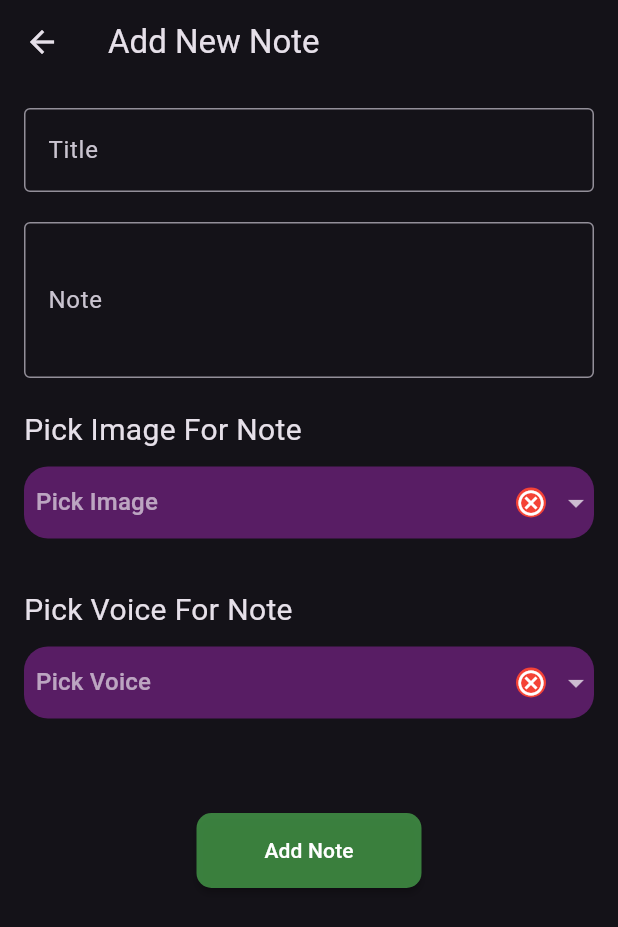
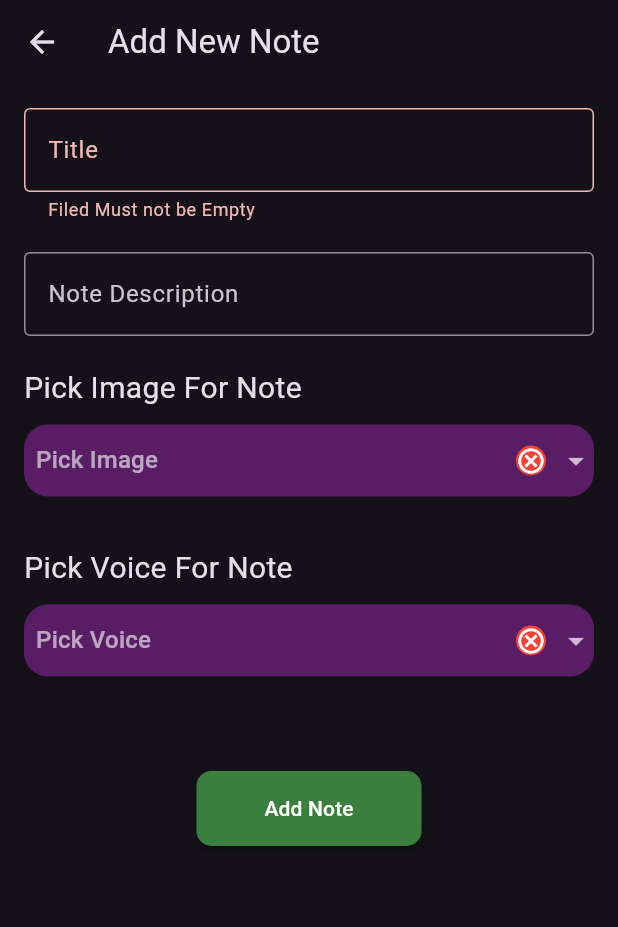
Before and after one commit to MohamedRefaat90/NotesApp, a Flutter app: the AddNote screen opened by its route, after a tap on "Add Note", on a phone screen of 412 x 824 dp. Shown: the top 927 px of the screen. Run offline on Flutter 3.47's test engine with Material 2 defaults, Android fonts, the phone set to English and light mode, and no system bars; our stand-ins replace bloc, file_picker, flutter_bloc, hive, hive_flutter, image_picker; missing offline and left inert: audio_waveforms; accounts and stored records are empty.

Commit message:
Validate NoteField

```diff
--- a/lib/View/AddNote/AddNote.dart
+++ b/lib/View/AddNote/AddNote.dart
@@ -2,17 +2,23 @@ import 'package:flutter/material.dart';
 import 'package:flutter_bloc/flutter_bloc.dart';
 import 'package:notes/View/AddNote/AddNote_cubit/add_note_cubit.dart';
 
-import 'Widgets/NoteDescription.dart';
-import 'Widgets/NoteTitle.dart';
+import 'Widgets/NoteField.dart';
+import 'Widgets/NoteForm.dart';
 import 'Widgets/pickImageFile.dart';
 import 'Widgets/addButton.dart';
 import 'Widgets/pickVoiceFile.dart';
 
-class AddNote extends StatelessWidget {
-  dynamic selected;
+class AddNote extends StatefulWidget {
   static String id = 'AddNote';
 
-  AddNote({super.key});
+  const AddNote({super.key});
+
+  @override
+  State<AddNote> createState() => _AddNoteState();
+}
+
+class _AddNoteState extends State<AddNote> {
+  GlobalKey<FormState> formkey = GlobalKey<FormState>();
   @override
   Widget build(BuildContext context) {
     return Scaffold(
@@ -30,15 +36,25 @@ class AddNote extends StatelessWidget {
               child: Column(
                 crossAxisAlignment: CrossAxisAlignment.start,
                 children: [
-                  const NoteTitle(),
+                  NoteForm(formkey: formkey),
                   const SizedBox(height: 20),
-                  const NoteDescription(),
+                  const pickImageFile(),
                   const SizedBox(height: 20),
-                  pickImageFile(),
-                  const SizedBox(height: 20),
-                  pickVoiceFile(),
+                  const pickVoiceFile(),
                   const SizedBox(height: 50),
-                  const AddButton()
+                  AddButton(
+                    press: () {
+                      if (formkey.currentState!.validate()) {
+                        formkey.currentState!.save();
+
+                      }else{
+                        BlocProvider.of<AddNoteCubit>(context).autovalidateMode = AutovalidateMode.always;
+                        setState(() {
+
+                        });
+                      }
+                    },
+                  )
                 ],
               ),
             ),
--- a/lib/View/AddNote/AddNote_cubit/add_note_cubit.dart
+++ b/lib/View/AddNote/AddNote_cubit/add_note_cubit.dart
@@ -4,7 +4,6 @@ import 'package:audio_waveforms/audio_waveforms.dart';
 import 'package:bloc/bloc.dart';
 import 'package:flutter/material.dart';
 import 'package:image_picker/image_picker.dart';
-import 'package:path/path.dart';
 import 'package:file_picker/file_picker.dart';
 import '../Widgets/bottomSheet.dart';
 
@@ -18,6 +17,7 @@ class AddNoteCubit extends Cubit<AddNoteState> {
   dynamic voiceType;
   bool pickImageSuccess = false;
   bool pickVoiceSuccess = false;
+  AutovalidateMode? autovalidateMode = AutovalidateMode.disabled;
 
   startRecord() async {
     controller
@@ -31,13 +31,13 @@ class AddNoteCubit extends Cubit<AddNoteState> {
       emit(AddNoteVoiceLoading());
       await controller.record();
       emit(AddNoteVoiceSuccess());
-
     }
   }
 
-  stopRecode() async {
+  Future<String?> stopRecode() async {
     final path = await controller.stop();
     emit(AddNoteVoiceSuccess());
+    return path;
   }
 
   void openBottomSheet(BuildContext context) {
@@ -45,20 +45,21 @@ class AddNoteCubit extends Cubit<AddNoteState> {
     bottomSheet(context);
   }
 
-  pickAudioFile() async {
+  Future<String?> pickAudioFile() async {
     FilePickerResult? result = await FilePicker.platform.pickFiles();
 
     if (result != null) {
       File file = File(result.files.single.path!);
       pickVoiceSuccess = true;
       emit(AddNoteVoiceSuccess());
+      return file.path;
     } else {
-
       emit(AddNoteVoiceFailure());
+      return "Pick Failed";
     }
   }
 
-  void pickImage(String type) async {
+  Future<String?> pickImage(String type) async {
     final ImagePicker picker = ImagePicker();
     late File file;
     final XFile? image = await picker.pickImage(
@@ -66,10 +67,11 @@ class AddNoteCubit extends Cubit<AddNoteState> {
 
     if (image != null) {
       file = File(image.path);
-      var imgName = basename(image.path);
-emit(AddNoteImageSuccess());
-    }else{
-emit(AddNoteImageFailure());
+      emit(AddNoteImageSuccess());
+      return file.path;
+    } else {
+      emit(AddNoteImageFailure());
+      return "Picked Failed";
     }
   }
 }
--- a/lib/View/AddNote/Widgets/NoteDescription.dart
+++ /dev/null
@@ -1,16 +0,0 @@
-import 'package:flutter/material.dart';
-
-class NoteDescription extends StatelessWidget {
-  const NoteDescription({
-    super.key,
-  });
-
-  @override
-  Widget build(BuildContext context) {
-    return const TextField(
-      minLines: 3,
-      maxLines: 5,
-      decoration: InputDecoration(
-          label: Text('Note'), border: OutlineInputBorder()));
-  }
-}
--- /dev/null
+++ b/lib/View/AddNote/Widgets/NoteField.dart
@@ -0,0 +1,30 @@
+import 'package:flutter/material.dart';
+import 'package:flutter_bloc/flutter_bloc.dart';
+import 'package:notes/View/AddNote/AddNote_cubit/add_note_cubit.dart';
+
+class NoteFiled extends StatelessWidget {
+  const NoteFiled(
+      {super.key,
+      required this.title,
+      this.maxLine,
+      this.minLine,
+      this.validator,
+      this.onSaved
+      });
+  final String title;
+  final int? maxLine;
+  final int? minLine;
+
+  final String? Function(String?)? validator;
+  final void Function(String?)? onSaved;
+  @override
+  Widget build(BuildContext context) {
+    return TextFormField(
+      autovalidateMode: BlocProvider.of<AddNoteCubit>(context).autovalidateMode,
+      validator: validator,
+      onSaved: onSaved,
+      decoration: InputDecoration(
+          label: Text(title), border: const OutlineInputBorder()),
+    );
+  }
+}
--- /dev/null
+++ b/lib/View/AddNote/Widgets/NoteForm.dart
@@ -0,0 +1,48 @@
+import 'package:flutter/material.dart';
+
+import 'NoteField.dart';
+
+class NoteForm extends StatefulWidget {
+  const NoteForm({Key? key, required this.formkey}) : super(key: key);
+
+  @override
+  _NoteFormState createState() => _NoteFormState();
+
+  final GlobalKey<FormState> formkey;
+}
+
+class _NoteFormState extends State<NoteForm> {
+  String? noteTitle, noteDescription;
+
+  @override
+  Widget build(BuildContext context) {
+    return Form(
+        key: widget.formkey,
+        child: Column(
+          children: [
+            NoteFiled(
+              title: "Title",
+              validator: (value) {
+                if (value?.isEmpty ?? true) {
+                  return "Filed Must not be Empty";
+                } else {
+                  return null;
+                }
+              },
+              onSaved: (value) {
+                noteTitle = value;
+              },
+            ),
+            const SizedBox(height: 20),
+            NoteFiled(
+              title: "Note Description",
+              minLine: 3,
+              maxLine: 5,
+              onSaved: (value) {
+                noteDescription = value;
+              },
+            ),
+          ],
+        ));
+  }
+}
--- a/lib/View/AddNote/Widgets/NoteTitle.dart
+++ /dev/null
@@ -1,15 +0,0 @@
-import 'package:flutter/material.dart';
-
-class NoteTitle extends StatelessWidget {
-  const NoteTitle({
-    super.key,
-  });
-
-  @override
-  Widget build(BuildContext context) {
-    return const TextField(
-      decoration: InputDecoration(
-          label: Text('Title'), border: OutlineInputBorder()),
-    );
-  }
-}
--- a/lib/View/AddNote/Widgets/addButton.dart
+++ b/lib/View/AddNote/Widgets/addButton.dart
@@ -1,10 +1,9 @@
 import 'package:flutter/material.dart';
 
+class AddButton extends StatelessWidget {
+  const AddButton({super.key, required this.press});
 
-class AddButton extends StatelessWidget {
-  const AddButton({
-    super.key,
-  });
+  final void Function()? press;
 
   @override
   Widget build(BuildContext context) {
@@ -13,7 +12,7 @@ class AddButton extends StatelessWidget {
       width: 150,
       height: 50,
       child: MaterialButton(
-        onPressed: () {},
+        onPressed: press,
         color: Colors.green.withOpacity(0.7),
         shape: RoundedRectangleBorder(borderRadius: BorderRadius.circular(10)),
         child: const Text('Add Note'),
--- /dev/null
+++ b/lib/constants.dart
@@ -0,0 +1,3 @@
+
+
+String kNotesBox = "NotesBox";
--- a/lib/main.dart
+++ b/lib/main.dart
@@ -9,11 +9,13 @@ import 'package:notes/blocObserver.dart';
 
 import 'View/AddNote/AddNote.dart';
 import 'View/NotesView/NotesView.dart';
+import 'constants.dart';
 
 void main() async {
   WidgetsFlutterBinding.ensureInitialized();
   Bloc.observer = myBlocObserver();
   await Hive.initFlutter();
+  await Hive.openBox(kNotesBox);
 
   runApp(const NotesApp());
 }
```
